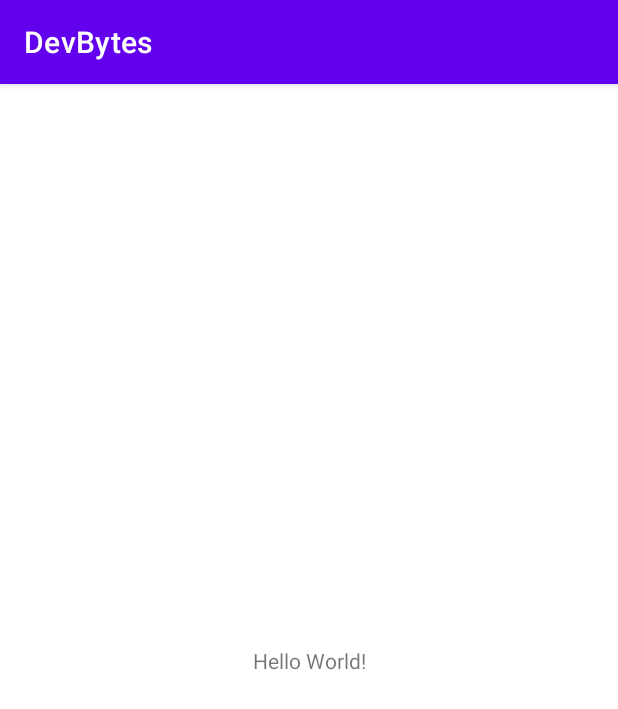
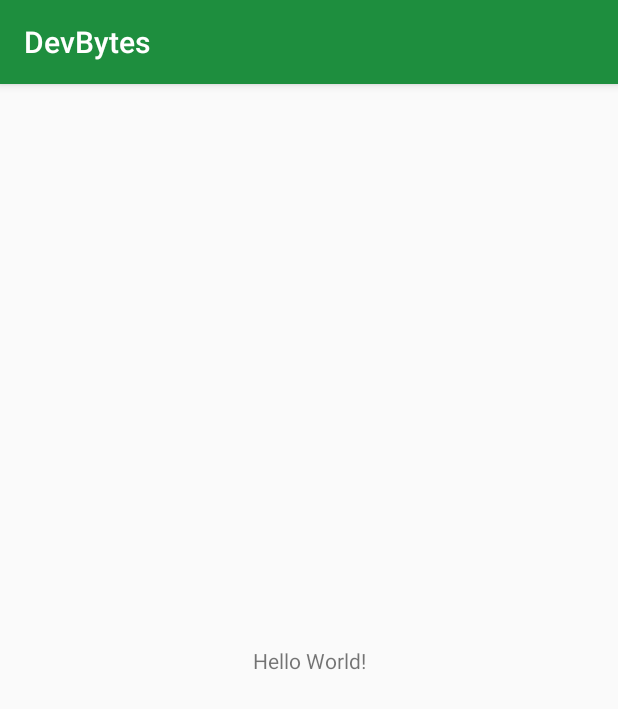
Before and after one commit to jagatjeeban/DevBytesApp, an Android app: the screen it shows after launch (MainActivity), on a phone screen of 412 x 824 dp. Shown: the top 709 px of the screen. Run offline under Robolectric (Android 15) with nearby library versions, the phone set to English and light mode, and no system bars; our stand-ins replace Timber.

```diff
--- /dev/null
+++ b/app/src/main/java/com/example/devbytes/DevByteApplication.kt
@@ -0,0 +1,22 @@
+package com.example.devbytes
+
+import android.app.Application
+import timber.log.Timber
+
+/**
+ * Override application to setup background work via WorkManager
+ */
+class DevByteApplication: Application() {
+
+    /**
+     * onCreate is called before the first screen is shown to the user.
+     *
+     * Use it to setup any background tasks, running expensive setup operations in a background
+     * thread to avoid delaying app start.
+     */
+
+    override fun onCreate() {
+        super.onCreate()
+        Timber.plant(Timber.DebugTree())
+    }
+}
--- a/app/src/main/res/values-night/themes.xml
+++ /dev/null
@@ -1,16 +0,0 @@
-<resources xmlns:tools="http://schemas.android.com/tools">
-    <!-- Base application theme. -->
-    <style name="Theme.DevBytes" parent="Theme.MaterialComponents.DayNight.DarkActionBar">
-        <!-- Primary brand color. -->
-        <item name="colorPrimary">@color/purple_200</item>
-        <item name="colorPrimaryVariant">@color/purple_700</item>
-        <item name="colorOnPrimary">@color/black</item>
-        <!-- Secondary brand color. -->
-        <item name="colorSecondary">@color/teal_200</item>
-        <item name="colorSecondaryVariant">@color/teal_200</item>
-        <item name="colorOnSecondary">@color/black</item>
-        <!-- Status bar color. -->
-        <item name="android:statusBarColor" tools:targetApi="l">?attr/colorPrimaryVariant</item>
-        <!-- Customize your theme here. -->
-    </style>
-</resources>
--- a/app/src/main/res/values/colors.xml
+++ b/app/src/main/res/values/colors.xml
@@ -1,10 +1,10 @@
 <?xml version="1.0" encoding="utf-8"?>
 <resources>
-    <color name="purple_200">#FFBB86FC</color>
-    <color name="purple_500">#FF6200EE</color>
-    <color name="purple_700">#FF3700B3</color>
-    <color name="teal_200">#FF03DAC5</color>
-    <color name="teal_700">#FF018786</color>
-    <color name="black">#FF000000</color>
-    <color name="white">#FFFFFFFF</color>
+    <color name="colorPrimary">#1E8E3E</color>
+    <color name="colorPrimaryDark">#0D652D</color>
+    <color name="colorAccent">#E37400</color>
+
+    <color name="background_grey">#ffDDDDDD</color>
+    <color name="text_light">#ff666666</color>
+    <color name="text_black">#ff222222</color>
 </resources>
--- /dev/null
+++ b/app/src/main/res/values/styles.xml
@@ -0,0 +1,10 @@
+<?xml version="1.0" encoding="utf-8"?>
+<resources>
+    <!-- Base application theme. -->
+    <style name="AppTheme" parent="Theme.AppCompat.Light.DarkActionBar">
+        <!-- Customize your theme here. -->
+        <item name="colorPrimary">@color/colorPrimary</item>
+        <item name="colorPrimaryDark">@color/colorPrimaryDark</item>
+        <item name="colorAccent">@color/colorAccent</item>
+    </style>
+</resources>
--- a/app/src/main/res/values/themes.xml
+++ /dev/null
@@ -1,16 +0,0 @@
-<resources xmlns:tools="http://schemas.android.com/tools">
-    <!-- Base application theme. -->
-    <style name="Theme.DevBytes" parent="Theme.MaterialComponents.DayNight.DarkActionBar">
-        <!-- Primary brand color. -->
-        <item name="colorPrimary">@color/purple_500</item>
-        <item name="colorPrimaryVariant">@color/purple_700</item>
-        <item name="colorOnPrimary">@color/white</item>
-        <!-- Secondary brand color. -->
-        <item name="colorSecondary">@color/teal_200</item>
-        <item name="colorSecondaryVariant">@color/teal_700</item>
-        <item name="colorOnSecondary">@color/black</item>
-        <!-- Status bar color. -->
-        <item name="android:statusBarColor" tools:targetApi="l">?attr/colorPrimaryVariant</item>
-        <!-- Customize your theme here. -->
-    </style>
-</resources>
--- a/build.gradle
+++ b/build.gradle
@@ -9,7 +9,7 @@ buildscript {
     dependencies {
         classpath 'com.android.tools.build:gradle:4.0.1'
         classpath "org.jetbrains.kotlin:kotlin-gradle-plugin:$kotlin_version"
-        classpath "android.arch.navigation:navigation-safe-args-gradle-plugin:1.0.0"
+        classpath "androidx.navigation:navigation-safe-args-gradle-plugin:2.4.1"
 
         // NOTE: Do not place your application dependencies here; they belong
         // in the individual module build.gradle files
--- a/gradle.properties
+++ b/gradle.properties
@@ -21,3 +21,4 @@ kotlin.code.style=official
 # resources declared in the library itself and none from the library's dependencies,
 # thereby reducing the size of the R class for that library
 android.nonTransitiveRClass=true
+android.enableJetifier=true
```
Also changed, not shown: app/src/main/AndroidManifest.xml (+5 -6 lines).
